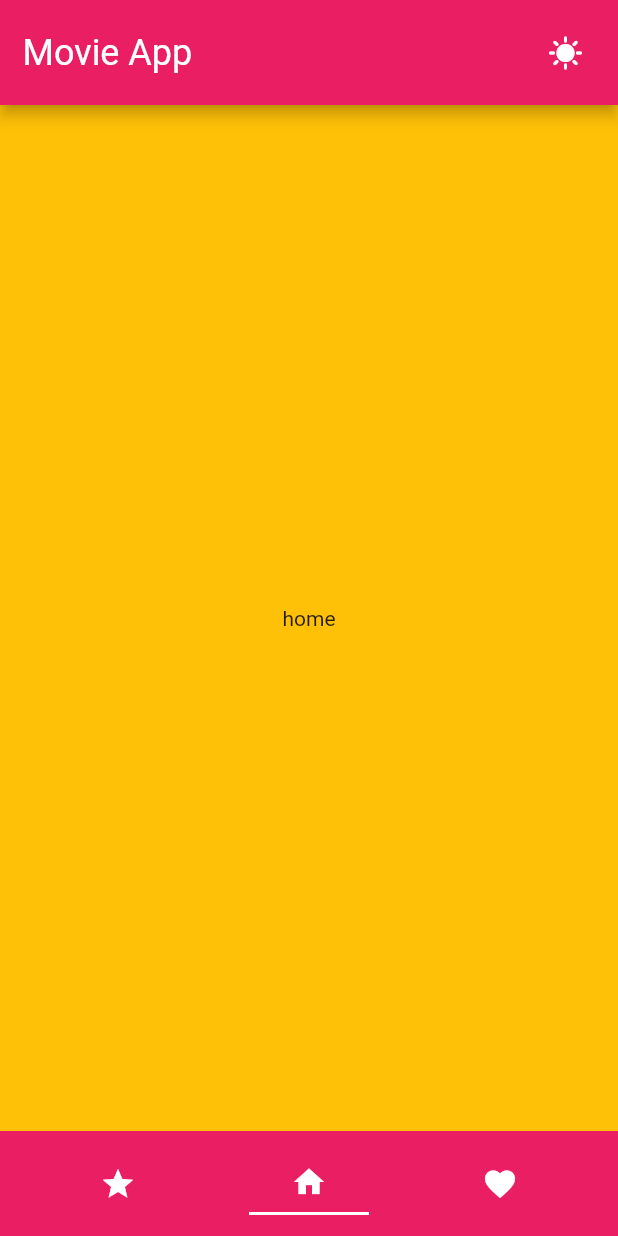
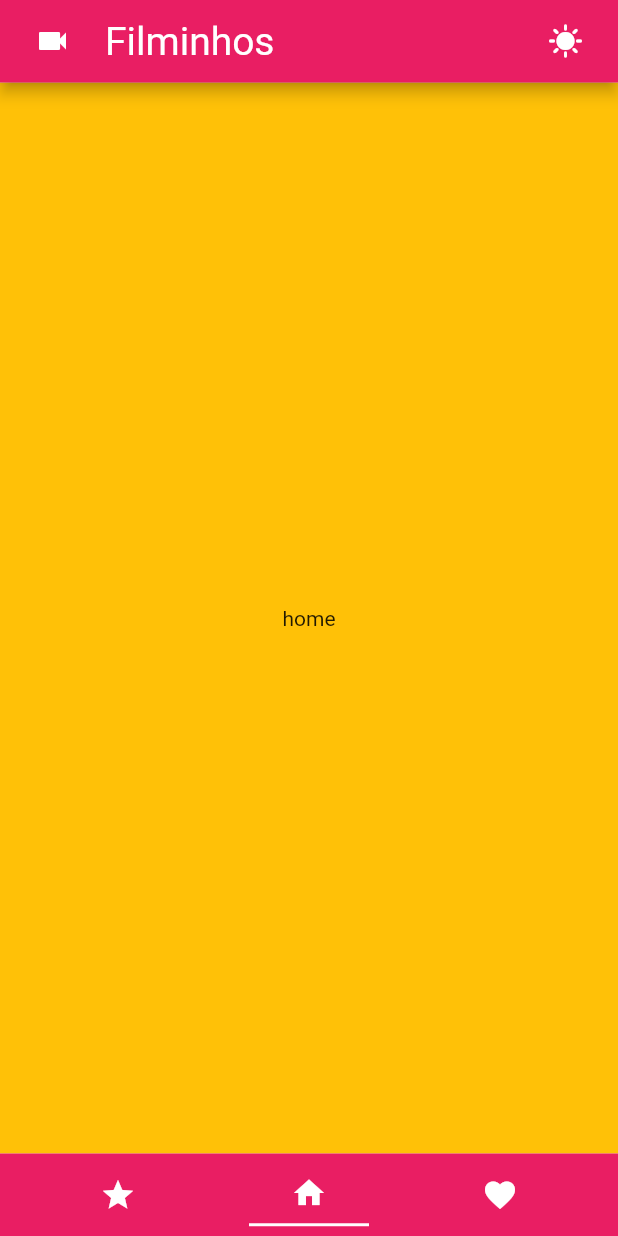
Before and after one commit to gicampioto/movie_app, a Flutter app: the screen it shows after launch, on a phone screen of 412 x 824 dp. Run offline on Flutter 3.47's test engine with Material 2 defaults, Android fonts, the phone set to English and light mode, and no system bars; our stand-ins replace equatable, flutter_bloc, get_it.

```diff
--- a/lib/design_system/utils/sizes.dart
+++ b/lib/design_system/utils/sizes.dart
@@ -3,9 +3,15 @@ class AppSizes {
   static const double halfPadding = 7.5;
   static const double doublePadding = 30;
 
-  static const double barSizes = doublePadding + BtnSizes.icon;
+  static const double bars = padding + BtnSizes.icon;
 }
 
 class BtnSizes {
   static const double icon = 40;
 }
+
+class FontSizes {
+  static const double barTitle = 26;
+  static const double title = 22;
+  static const double text = 18;
+}
--- a/lib/design_system/widgets/icon_btn.dart
+++ b/lib/design_system/widgets/icon_btn.dart
@@ -4,13 +4,13 @@ import 'package:movie_app/design_system/utils/sizes.dart';
 class IconBtn extends StatelessWidget {
   const IconBtn({
     super.key,
-    required this.tap,
+    this.tap,
     required this.icon,
     this.bgColor = Colors.transparent,
     this.iconColor = Colors.white,
   });
 
-  final Function() tap;
+  final Function()? tap;
   final IconData icon;
   final Color bgColor;
   final Color iconColor;
--- a/lib/main_frame/presentation/components/app_bar.dart
+++ b/lib/main_frame/presentation/components/app_bar.dart
@@ -3,24 +3,29 @@ import 'package:movie_app/design_system/utils/sizes.dart';
 
 import '../../../design_system/widgets/icon_btn.dart';
 
-AppBar appBar() {
+AppBar appBar({String? textTitle}) {
   const padding = SizedBox(width: AppSizes.padding);
 
-  const Widget title = Center(
+  Widget title = Center(
     child: Text(
-      'Movie App',
-      style: TextStyle(fontSize: 24),
+      textTitle ?? 'Filminhos',
+      style: const TextStyle(fontSize: FontSizes.barTitle),
     ),
   );
 
-  Widget themeBtn = IconBtn(
-    tap: () {},
+  const Widget themeBtn = IconBtn(
     icon: Icons.sunny,
   );
 
+  const Widget logo = IconBtn(
+    icon: Icons.videocam,
+  );
+
   return AppBar(
-    toolbarHeight: AppSizes.barSizes,
+    toolbarHeight: AppSizes.bars,
     actions: [
+      padding,
+      logo,
       padding,
       title,
       const Spacer(),
--- a/lib/main_frame/presentation/components/nav_bar.dart
+++ b/lib/main_frame/presentation/components/nav_bar.dart
@@ -14,7 +14,7 @@ class NavBar extends StatelessWidget {
 
     return Container(
       color: Colors.pink,
-      height: AppSizes.barSizes,
+      height: AppSizes.bars,
       child: Padding(
         padding: const EdgeInsets.symmetric(horizontal: AppSizes.padding),
         child: BlocBuilder<MainFrameBloc, MainFrameState>(
```
Also changed, not shown: lib/core/domain/entity/entity.dart (+21 -0 lines), lib/core/infra/dto/dto.dart (+37 -0 lines), lib/core/domain/repository/repository.dart (deleted), lib/core/domain/use_case/use_case.dart (deleted), lib/core/infra/repository/repository.dart (deleted).
